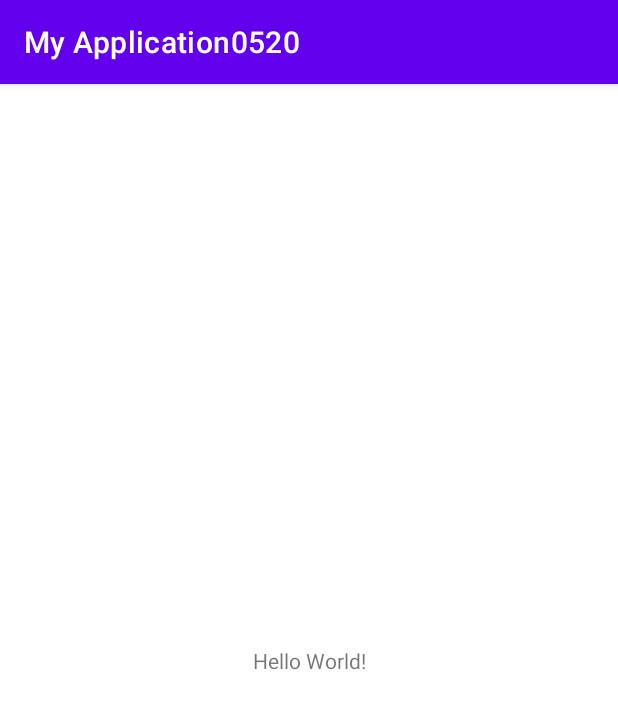
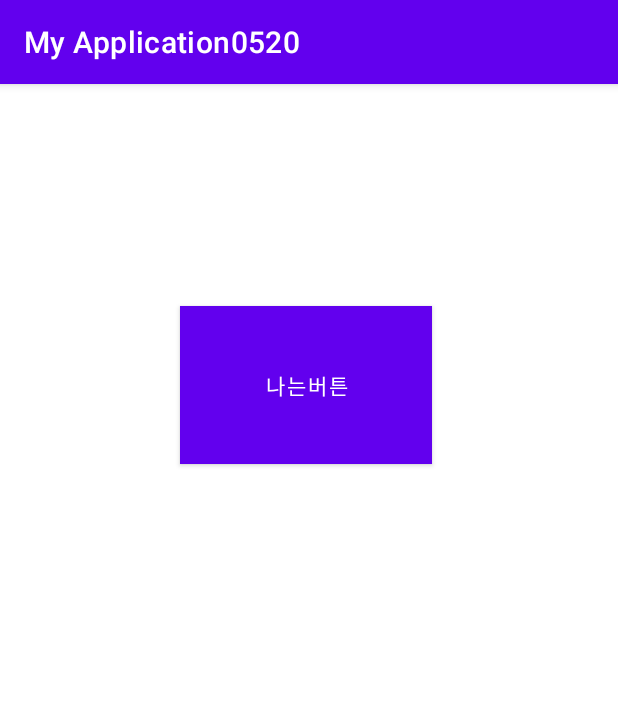
Before and after one commit to oocheol/Android, an Android app: the screen it shows after launch (MainActivity), on a phone screen of 412 x 824 dp. Shown: the top 709 px of the screen. Run offline under Robolectric (Android 15) with nearby library versions, the phone set to English and light mode, and no system bars.

Commit message:
22/05/20

```diff
--- a/app/build.gradle
+++ b/app/build.gradle
@@ -2,6 +2,8 @@ plugins {
     id 'com.android.application'
 }
 
+// 안드로이드 어플 전반적인 정보를 담고 있다
+// 버전, 빌드 방법, import한 라이브러리
 android {
     compileSdk 32
 
--- a/app/src/main/AndroidManifest.xml
+++ b/app/src/main/AndroidManifest.xml
@@ -2,6 +2,10 @@
 <manifest xmlns:android="http://schemas.android.com/apk/res/android"
     xmlns:tools="http://schemas.android.com/tools"
     package="com.example.myapplication0520" >
+
+    <!-- Ctrl + Shift + /  (주석)   -->
+    <!-- 매니페스트 : App의 icon, title, permission 등
+                    정보 및 설정을 관리하는 파일-->
 
     <application
         android:allowBackup="true"
--- a/app/src/main/java/com/example/myapplication0520/MainActivity.java
+++ b/app/src/main/java/com/example/myapplication0520/MainActivity.java
@@ -2,6 +2,8 @@ package com.example.myapplication0520;
 
 import androidx.appcompat.app.AppCompatActivity;
 import android.os.Bundle;
+import android.util.Log;
+import android.view.View;
 
 public class MainActivity extends AppCompatActivity {
 
@@ -11,5 +13,16 @@ public class MainActivity extends AppCompatActivity {
         // Java의 Main 메소드!
         super.onCreate(savedInstanceState);
         setContentView(R.layout.activity_main);
+
+        // 버튼이 클릭 되었을 때 "버튼클릭"을 출력하고 싶음
+
     }
+    public void click(View view){
+        // View : 뷰 객체를 받을꺼에요
+        // --> 뷰에 대한 정보를 받아올껍니다!
+        // Log.d --> System.out.println()
+        // Log.d("Tag 안내문구", "출력시키고 싶은 내용")
+        Log.d("출력문","버튼클릭!");
+    }
+
 }
--- a/app/src/main/res/layout/activity_main.xml
+++ b/app/src/main/res/layout/activity_main.xml
@@ -1,18 +1,21 @@
 <?xml version="1.0" encoding="utf-8"?>
-<androidx.constraintlayout.widget.ConstraintLayout
-    xmlns:android="http://schemas.android.com/apk/res/android"
+<androidx.constraintlayout.widget.ConstraintLayout xmlns:android="http://schemas.android.com/apk/res/android"
+    xmlns:app="http://schemas.android.com/apk/res-auto"
     xmlns:tools="http://schemas.android.com/tools"
-    xmlns:app="http://schemas.android.com/apk/res-auto"
     android:layout_width="match_parent"
     android:layout_height="match_parent"
     tools:context=".MainActivity">
-    <TextView
-      android:layout_width="wrap_content"
-      android:layout_height="wrap_content"
-      android:text="Hello World!"
-      app:layout_constraintBottom_toBottomOf="parent"
-      app:layout_constraintStart_toStartOf="parent"
-      app:layout_constraintEnd_toEndOf="parent"
-      app:layout_constraintTop_toTopOf="parent" />
 
-  </androidx.constraintlayout.widget.ConstraintLayout>
+    <Button
+        android:id="@+id/button2"
+        android:layout_width="168dp"
+        android:layout_height="105dp"
+        android:layout_marginStart="120dp"
+        android:layout_marginTop="148dp"
+        android:background="@color/red"
+        android:onClick="click"
+        android:text="@string/FirstText"
+        app:layout_constraintStart_toStartOf="parent"
+        app:layout_constraintTop_toTopOf="parent" />
+
+</androidx.constraintlayout.widget.ConstraintLayout>
--- a/app/src/main/res/values/colors.xml
+++ b/app/src/main/res/values/colors.xml
@@ -7,4 +7,5 @@
     <color name="teal_700">#FF018786</color>
     <color name="black">#FF000000</color>
     <color name="white">#FFFFFFFF</color>
+    <color name="red">#FFFF0000</color>
 </resources>
--- a/app/src/main/res/values/strings.xml
+++ b/app/src/main/res/values/strings.xml
@@ -1,3 +1,5 @@
 <resources>
     <string name="app_name">My Application0520</string>
+
+    <string name="FirstText">나는버튼</string>
 </resources>
--- a/app/src/main/res/values/themes.xml
+++ b/app/src/main/res/values/themes.xml
@@ -1,9 +1,12 @@
 <resources xmlns:tools="http://schemas.android.com/tools">
     <!-- Base application theme. -->
     <style name="Theme.MyApplication0520" parent="Theme.MaterialComponents.DayNight.DarkActionBar">
+
+        <!-- 상태바, 타이틀바에 대한 설정 -->
+
         <!-- Primary brand color. -->
         <item name="colorPrimary">@color/purple_500</item>
-        <item name="colorPrimaryVariant">@color/purple_700</item>
+        <item name="colorPrimaryVariant">@color/purple_200</item>
         <item name="colorOnPrimary">@color/white</item>
         <!-- Secondary brand color. -->
         <item name="colorSecondary">@color/teal_200</item>
```
